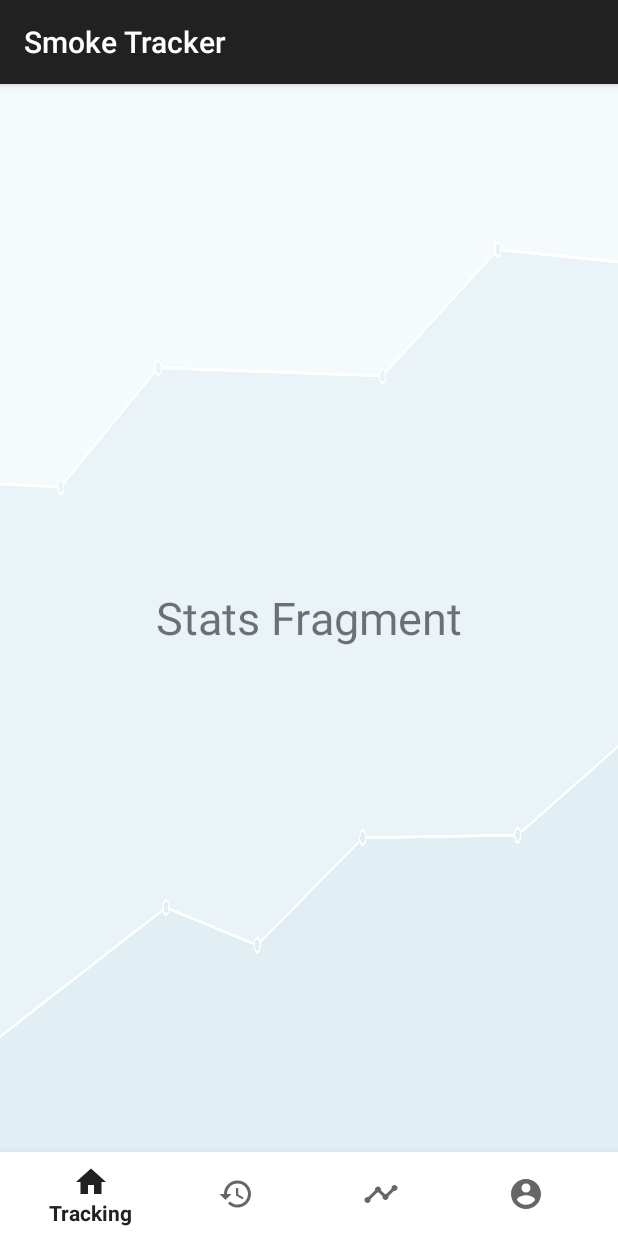
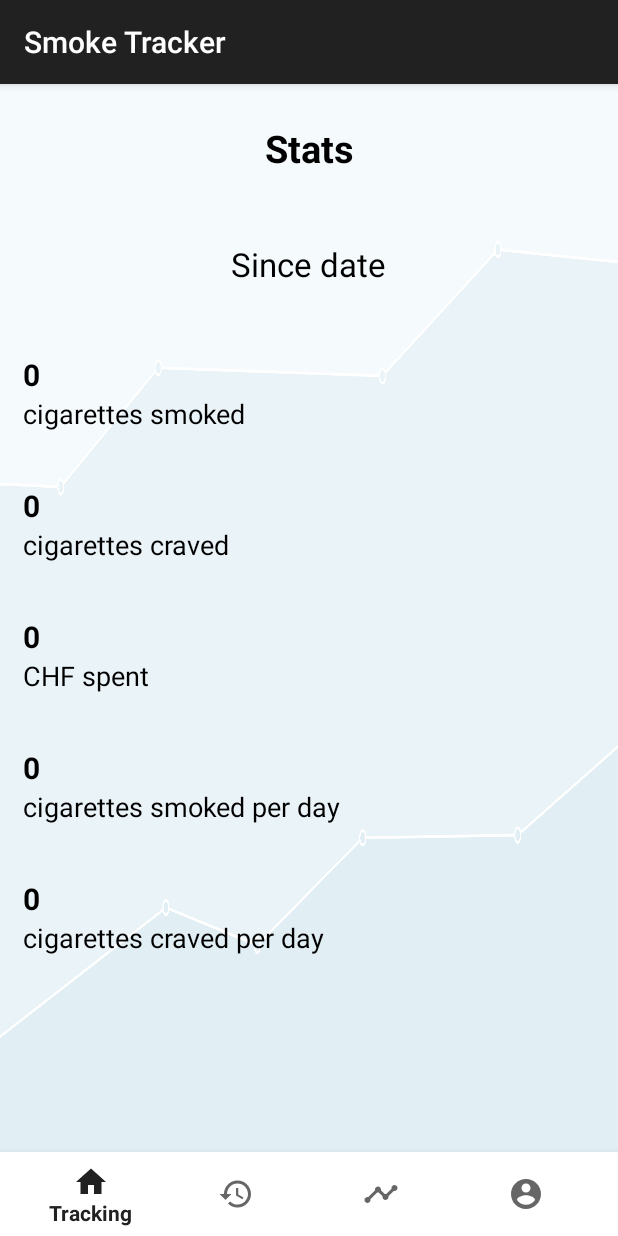
Before and after one commit to mathieufavez/SmokeTracker_Weber_Favez, an Android app: the fragment StatsFragment placed in its activity, on a phone screen of 412 x 824 dp. Run offline under Robolectric (Android 15) with nearby library versions, the phone set to English and light mode, and no system bars.

Commit message:
StatsFragment ok

```diff
--- a/app/src/main/res/layout/fragment_stats.xml
+++ b/app/src/main/res/layout/fragment_stats.xml
@@ -6,10 +6,158 @@
     android:background="@drawable/lightsilverbackground">
 
     <TextView
+        android:id="@+id/stats_text_view"
+        android:layout_width="match_parent"
+        android:layout_height="wrap_content"
+        android:layout_margin="15dp"
+        android:padding="10dp"
+        android:textColor="@color/colorBlack"
+        android:text="Stats"
+        android:textStyle="bold"
+        android:textAlignment="center"
+        android:textSize="25sp"/>
+
+    <TextView
+        android:id="@+id/sinceday_textView"
+        android:layout_below="@id/stats_text_view"
         android:layout_width="wrap_content"
         android:layout_height="wrap_content"
-        android:text="Stats Fragment"
-        android:textSize="30sp"
+        android:layout_gravity="center"
+        android:layout_marginTop="10dp"
+        android:padding="10dp"
         android:layout_centerInParent="true"
-        />
+        android:textColor="@color/colorBlack"
+        android:text="Since date"
+        android:textAlignment="center"
+        android:textSize="22sp" />
+
+    <TextView
+        android:id="@+id/totalsmoked_value"
+        android:layout_below="@id/sinceday_textView"
+        android:layout_width="match_parent"
+        android:layout_height="wrap_content"
+        android:layout_gravity="left"
+        android:layout_marginStart="15dp"
+        android:layout_marginEnd="15dp"
+        android:layout_marginTop="35dp"
+        android:textStyle="bold"
+        android:textColor="@color/colorBlack"
+        android:text="0"
+        android:textSize="20sp" />
+    <TextView
+        android:id="@+id/totalsmoked_textView"
+        android:layout_below="@id/totalsmoked_value"
+        android:layout_width="match_parent"
+        android:layout_height="wrap_content"
+        android:layout_gravity="left"
+        android:layout_marginStart="15dp"
+        android:layout_marginEnd="15dp"
+        android:textColor="@color/colorBlack"
+        android:text="cigarettes smoked"
+        android:textSize="18sp" />
+
+    <TextView
+        android:id="@+id/totalcraved_value"
+        android:layout_below="@id/totalsmoked_textView"
+        android:layout_width="match_parent"
+        android:layout_height="wrap_content"
+        android:layout_gravity="left"
+        android:layout_marginStart="15dp"
+        android:layout_marginEnd="15dp"
+        android:layout_marginTop="35dp"
+        android:textStyle="bold"
+        android:textColor="@color/colorBlack"
+        android:text="0"
+        android:textSize="20sp" />
+    <TextView
+        android:id="@+id/totalcraved_textView"
+        android:layout_below="@id/totalcraved_value"
+        android:layout_width="match_parent"
+        android:layout_height="wrap_content"
+        android:layout_gravity="left"
+        android:layout_marginStart="15dp"
+        android:layout_marginEnd="15dp"
+        android:textColor="@color/colorBlack"
+        android:text="cigarettes craved"
+        android:textSize="18sp" />
+
+    <TextView
+        android:id="@+id/totalspent_value"
+        android:layout_below="@id/totalcraved_textView"
+        android:layout_width="match_parent"
+        android:layout_height="wrap_content"
+        android:layout_gravity="left"
+        android:layout_marginStart="15dp"
+        android:layout_marginEnd="15dp"
+        android:layout_marginTop="35dp"
+        android:textStyle="bold"
+        android:textColor="@color/colorBlack"
+        android:text="0"
+        android:textSize="20sp" />
+
+    <TextView
+        android:id="@+id/totalspent_textView"
+        android:layout_below="@id/totalspent_value"
+        android:layout_width="match_parent"
+        android:layout_height="wrap_content"
+        android:layout_gravity="left"
+        android:layout_marginStart="15dp"
+        android:layout_marginEnd="15dp"
+        android:textColor="@color/colorBlack"
+        android:text="CHF spent"
+        android:textSize="18sp" />
+
+    <TextView
+        android:id="@+id/avgsmoked_value"
+        android:layout_below="@id/totalspent_textView"
+        android:layout_width="match_parent"
+        android:layout_height="wrap_content"
+        android:layout_gravity="left"
+        android:layout_marginStart="15dp"
+        android:layout_marginEnd="15dp"
+        android:layout_marginTop="35dp"
+        android:textStyle="bold"
+        android:textColor="@color/colorBlack"
+        android:text="0"
+        android:textSize="20sp" />
+
+    <TextView
+        android:id="@+id/avgsmoked_textView"
+        android:layout_below="@id/avgsmoked_value"
+        android:layout_width="match_parent"
+        android:layout_height="wrap_content"
+        android:layout_gravity="left"
+        android:layout_marginStart="15dp"
+        android:layout_marginEnd="15dp"
+        android:textColor="@color/colorBlack"
+        android:text="cigarettes smoked per day"
+        android:textSize="18sp" />
+
+    <TextView
+        android:id="@+id/avgcraved_value"
+        android:layout_below="@id/avgsmoked_textView"
+        android:layout_width="match_parent"
+        android:layout_height="wrap_content"
+        android:layout_gravity="left"
+        android:layout_marginStart="15dp"
+        android:layout_marginEnd="15dp"
+        android:layout_marginTop="35dp"
+        android:textStyle="bold"
+        android:textColor="@color/colorBlack"
+        android:text="0"
+        android:textSize="20sp" />
+
+    <TextView
+        android:id="@+id/avgcraved_textView"
+        android:layout_below="@id/avgcraved_value"
+        android:layout_width="match_parent"
+        android:layout_height="wrap_content"
+        android:layout_gravity="left"
+        android:layout_marginStart="15dp"
+        android:layout_marginEnd="15dp"
+        android:textColor="@color/colorBlack"
+        android:text="cigarettes craved per day"
+        android:textSize="18sp" />
+
+
 </RelativeLayout>
```
